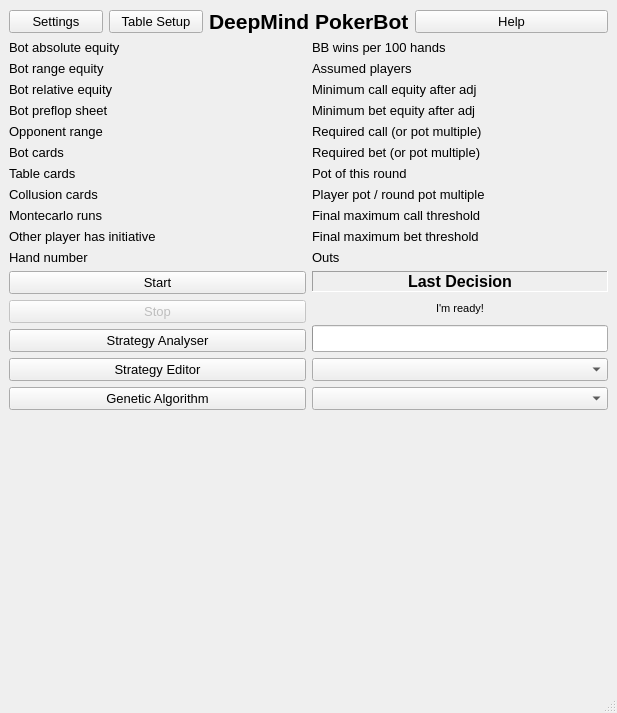
Above: poker/gui/gui_qt_ui.ui from dickreuter/Poker before the change. Below: the same form after it.
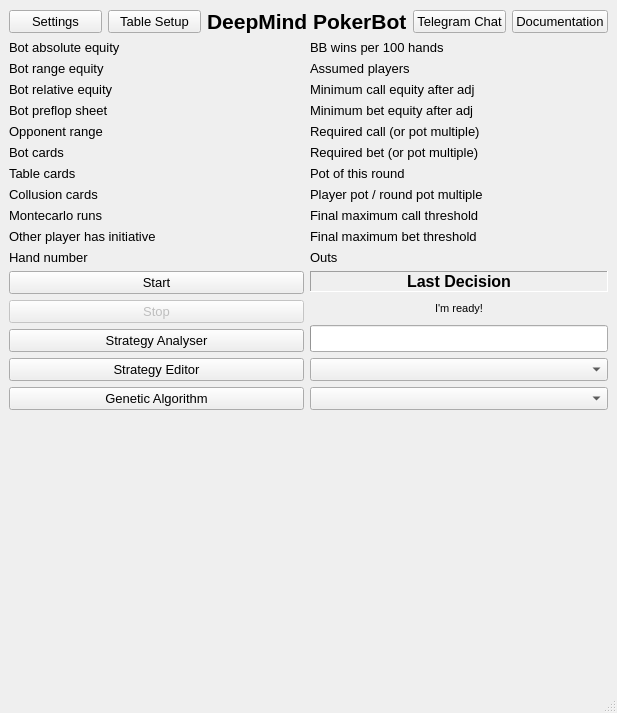
That is the form after the change.

```diff
--- a/poker/gui/gui_qt_ui.ui
+++ b/poker/gui/gui_qt_ui.ui
@@ -845,7 +845,7 @@
       </property>
      </widget>
     </item>
-    <item row="0" column="4" colspan="2">
+    <item row="0" column="5">
      <widget class="QPushButton" name="pushButton_help">
       <property name="font">
        <font>
@@ -853,7 +853,19 @@
        </font>
       </property>
       <property name="text">
-       <string>Help</string>
+       <string>Documentation</string>
+      </property>
+     </widget>
+    </item>
+    <item row="0" column="4">
+     <widget class="QPushButton" name="open_chat">
+      <property name="font">
+       <font>
+        <pointsize>10</pointsize>
+       </font>
+      </property>
+      <property name="text">
+       <string>Telegram Chat</string>
       </property>
      </widget>
     </item>
```
